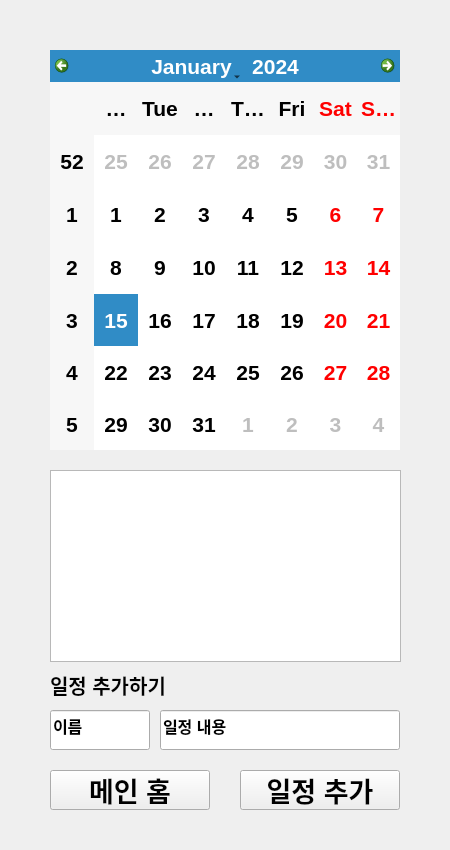
The window that studentP.ui (minseokju/HrdApp) describes before a commit, drawn with Qt 5.
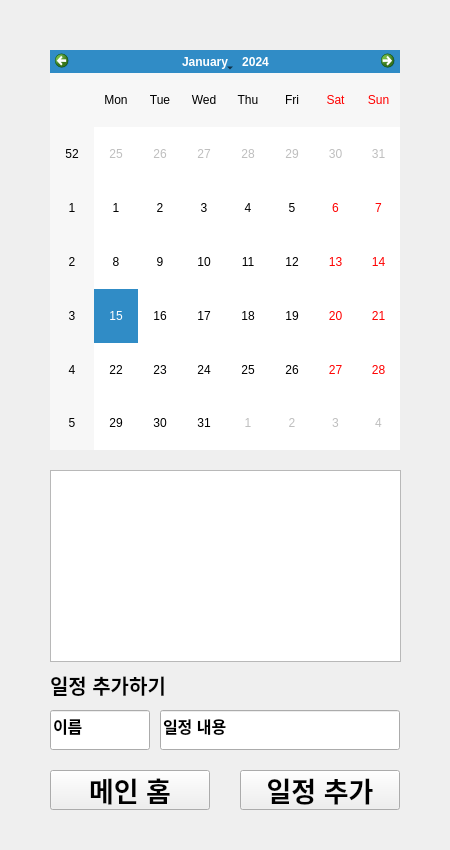
The same window after the commit. The open tabs and pages were chosen to show the change.

```diff
--- a/studentP.ui
+++ b/studentP.ui
@@ -546,6 +546,13 @@
        <height>400</height>
       </rect>
      </property>
+     <property name="font">
+      <font>
+       <pointsize>9</pointsize>
+       <weight>50</weight>
+       <bold>false</bold>
+      </font>
+     </property>
     </widget>
     <widget class="QPushButton" name="studentAddTask">
      <property name="geometry">
```
Left out of the diff: 2 changed lines with no effect on the pictures.
